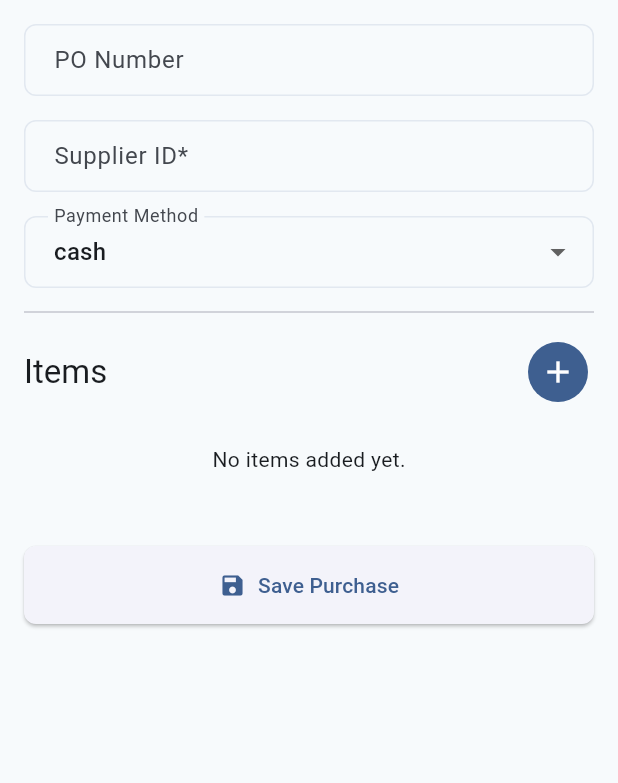
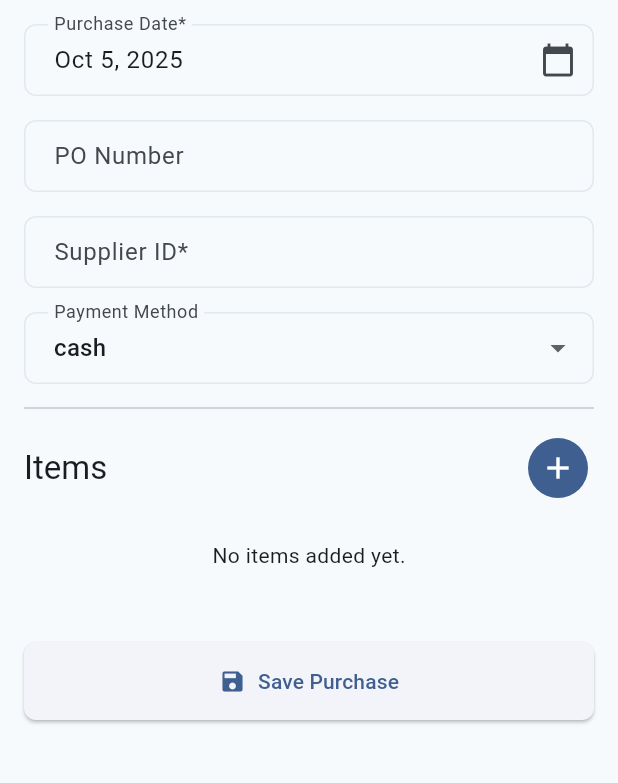
Before and after one commit to dhannie-k/fl_hb_pos, a Flutter app: the AddPurchasePage screen opened by its route, on a phone screen of 412 x 824 dp, the part 84-867 px from its top. Run offline on Flutter 3.47's test engine with Material 3 defaults, Android fonts, the light colour scheme and no system bars; our stand-ins replace equatable, flutter_bloc, go_router, google_sign_in, supabase_flutter; accounts and stored records are empty; network calls fail.

Commit message:
feature: purhcase page, add purchase page
add purhcase, display purchases, show purhcase item details
and cancel purchase feature.

```diff
--- a/lib/domain/entities/purchase.dart
+++ b/lib/domain/entities/purchase.dart
@@ -15,6 +15,7 @@ class Purchase {
   final int? transactionId;
   final String? poNumber;
   final int? supplierId;
+  final String? supplierName;
   final DateTime purchaseDate;
   final double totalAmount;
   final PaymentMethod paymentMethod;
@@ -25,6 +26,7 @@ class Purchase {
     this.transactionId,
     this.poNumber,
     this.supplierId,
+    this.supplierName,
     required this.purchaseDate,
     required this.totalAmount,
     required this.paymentMethod,
@@ -36,6 +38,7 @@ class Purchase {
     int? transactionId,
     String? poNumber,
     int? supplierId,
+    String? supplierName,
     DateTime? purchaseDate,
     double? totalAmount,
     PaymentMethod? paymentMethod,
@@ -46,6 +49,7 @@ class Purchase {
       transactionId: transactionId ?? this.transactionId,
       poNumber: poNumber ?? this.poNumber,
       supplierId: supplierId ?? this.supplierId,
+      supplierName: supplierName ?? this.supplierName,
       purchaseDate: purchaseDate ?? this.purchaseDate,
       totalAmount: totalAmount ?? this.totalAmount,
       paymentMethod: paymentMethod ?? this.paymentMethod,
@@ -69,12 +73,13 @@ class Purchase {
       transactionId: map['transaction_id'],
       poNumber: map['po_number'],
       supplierId: map['supplier_id'],
+      supplierName: map['supplier_name'],
       purchaseDate: DateTime.parse(map['purchase_date']),
       totalAmount: (map['total_amount'] as num).toDouble(),
       paymentMethod: PaymentMethod.fromJson(map['payment_method']),
-      items: map['purchase_items'] != null
+      items: map['items'] != null
           ? List<PurchaseItem>.from(
-              map['purchase_items']?.map((x) => PurchaseItem.fromMap(x)))
+              map['items']?.map((x) => PurchaseItem.fromMap(x)))
           : [],
     );
   }
@@ -84,10 +89,14 @@ class PurchaseItem {
   final int? id;
   final int? purchaseId;
   final int productItemId;
+  final String product;
+  final String? brand;
+  final String specification;
+  final String? itemColor;
   final double quantityOrdered;
   final double unitCost;
   // This can be populated from a join for display purposes
-  final String? productName;
+  //final String? productName;
 
   PurchaseItem({
     this.id,
@@ -95,7 +104,10 @@ class PurchaseItem {
     required this.productItemId,
     required this.quantityOrdered,
     required this.unitCost,
-    this.productName,
+    required this.product,
+    this.brand,
+    required this.specification,
+    this.itemColor,
   });
 
   Map<String, dynamic> toMap() {
@@ -114,8 +126,12 @@ class PurchaseItem {
       productItemId: map['product_item_id'],
       quantityOrdered: (map['quantity_ordered'] as num).toDouble(),
       unitCost: (map['unit_cost'] as num).toDouble(),
+      product: map['product_name'],
+      brand: map['brand'] ?? '',
+      specification: map['product_specification'],
+      itemColor: map['item_color'] ?? '',
       // Assuming a potential join to get product name
-      productName: map['product_items']?['products']?['name'],
+      //productName: map['product_items']?['products']?['name'],
     );
   }
 }
--- a/lib/domain/repositories/purchase_repository.dart
+++ b/lib/domain/repositories/purchase_repository.dart
@@ -3,7 +3,7 @@ import '../entities/purchase.dart';
 abstract class PurchaseRepository {
   Future<Purchase> createPurchase(Purchase purchase);
   Future<Purchase?> getPurchaseById(int id);
-  Future<List<Purchase>> getAllPurchases();
+  Future<List<Purchase>> getPurchases();
   Future<Purchase> updatePurchase(Purchase purchase);
   Future<void> cancelPurchase(int id);
 }
--- a/lib/presentation/bloc/purchase/purchase_event.dart
+++ b/lib/presentation/bloc/purchase/purchase_event.dart
@@ -26,3 +26,8 @@ class LoadPurchaseDetails extends PurchaseEvent {
     @override
   List<Object> get props => [purchaseId];
 }
+
+class CancelPurchase extends PurchaseEvent {
+  final int purchaseId;
+  const CancelPurchase(this.purchaseId);
+}
--- a/lib/presentation/bloc/purchase/purchase_state.dart
+++ b/lib/presentation/bloc/purchase/purchase_state.dart
@@ -44,3 +44,5 @@ class PurchaseError extends PurchaseState {
   @override
   List<Object> get props => [message];
 }
+
+class PurchaseCancelled extends PurchaseState {}
--- a/lib/presentation/pages/add_purchase_page.dart
+++ b/lib/presentation/pages/add_purchase_page.dart
@@ -1,6 +1,8 @@
+import 'dart:async';
 import 'package:flutter/material.dart';
 import 'package:flutter_bloc/flutter_bloc.dart';
 import 'package:go_router/go_router.dart';
+import 'package:intl/intl.dart'; // Import for date formatting
 import 'package:hb_pos_inv/domain/entities/inventory.dart';
 import 'package:hb_pos_inv/presentation/bloc/inventory/inventory_bloc.dart';
 import 'package:hb_pos_inv/presentation/bloc/inventory/inventory_event.dart';
@@ -9,8 +11,6 @@ import '../../domain/entities/purchase.dart';
 import '../bloc/purchase/purchase_bloc.dart';
 import '../bloc/purchase/purchase_event.dart';
 import '../bloc/purchase/purchase_state.dart';
-import 'dart:async';
-
 
 // Helper class to delay search requests while user is typing
 class _Debouncer {
@@ -29,7 +29,6 @@ class _Debouncer {
   }
 }
 
-
 class AddPurchasePage extends StatefulWidget {
   const AddPurchasePage({super.key});
 
@@ -41,7 +40,7 @@ class _AddPurchasePageState extends State<AddPurchasePage> {
   final _formKey = GlobalKey<FormState>();
   final _poNumberController = TextEditingController();
   final _supplierIdController = TextEditingController();
-  DateTime _purchaseDate = DateTime.now();
+  DateTime _purchaseDate = DateTime.now(); // State for the selected date
   PaymentMethod _paymentMethod = PaymentMethod.cash;
   final List<PurchaseItem> _items = [];
   bool _isLoading = false;
@@ -53,11 +52,26 @@ class _AddPurchasePageState extends State<AddPurchasePage> {
     super.dispose();
   }
 
+  // Function to show the date picker dialog
+  Future<void> _selectDate(BuildContext context) async {
+    final DateTime? picked = await showDatePicker(
+      context: context,
+      initialDate: _purchaseDate,
+      firstDate: DateTime(2020), // Set a reasonable earliest date
+      lastDate: DateTime.now(),   // Prevent selecting future dates
+    );
+    if (picked != null && picked != _purchaseDate) {
+      setState(() {
+        _purchaseDate = picked;
+      });
+    }
+  }
+
   void _submitPurchase() {
     if (!_formKey.currentState!.validate()) return;
 
     if (_items.isEmpty) {
-       ScaffoldMessenger.of(context).showSnackBar(
+      ScaffoldMessenger.of(context).showSnackBar(
         const SnackBar(
           content: Text('Please add at least one item to the purchase.'),
           backgroundColor: Colors.orange,
@@ -74,7 +88,7 @@ class _AddPurchasePageState extends State<AddPurchasePage> {
           ? null
           : _poNumberController.text.trim(),
       supplierId: int.tryParse(_supplierIdController.text.trim()),
-      purchaseDate: _purchaseDate,
+      purchaseDate: _purchaseDate, // Use the selected date
       totalAmount: totalAmount,
       paymentMethod: _paymentMethod,
       items: _items,
@@ -86,7 +100,6 @@ class _AddPurchasePageState extends State<AddPurchasePage> {
   void _showAddItemDialog() async {
     final selectedItem = await showDialog<InventoryItem>(
       context: context,
-      // Use the existing InventoryBloc instance
       builder: (_) => BlocProvider.value(
         value: context.read<InventoryBloc>(),
         child: const _ProductSearchDialog(),
@@ -148,7 +161,10 @@ class _AddPurchasePageState extends State<AddPurchasePage> {
               if (formKey.currentState!.validate()) {
                 final newItem = PurchaseItem(
                   productItemId: item.itemId,
-                  productName: '${item.productName} (${item.specification})',
+                  product: item.productName,
+                  //brand: item.brand,
+                  specification: item.specification,
+                  //productName: '${item.productName} (${item.specification})',
                   quantityOrdered: double.parse(quantityController.text),
                   unitCost: double.parse(unitCostController.text),
                 );
@@ -172,13 +188,17 @@ class _AddPurchasePageState extends State<AddPurchasePage> {
           setState(() => _isLoading = state is PurchaseLoading);
 
           if (state is PurchaseOperationSuccess) {
+            // Show success message
             ScaffoldMessenger.of(context).showSnackBar(
               SnackBar(
                 content: Text(state.message),
                 backgroundColor: Colors.green,
               ),
             );
-            context.pop();
+            // Navigate back to the previous page
+            if (context.mounted) {
+              context.pop();
+            }
           } else if (state is PurchaseError) {
             ScaffoldMessenger.of(context).showSnackBar(
               SnackBar(
@@ -195,6 +215,20 @@ class _AddPurchasePageState extends State<AddPurchasePage> {
             child: Column(
               crossAxisAlignment: CrossAxisAlignment.start,
               children: [
+                // === DATE PICKER WIDGET ===
+                TextFormField(
+                  readOnly: true,
+                  controller: TextEditingController(
+                    text: DateFormat.yMMMd().format(_purchaseDate),
+                  ),
+                  decoration: const InputDecoration(
+                    labelText: 'Purchase Date*',
+                    suffixIcon: Icon(Icons.calendar_today),
+                     border: OutlineInputBorder(),
+                  ),
+                  onTap: () => _selectDate(context),
+                ),
+                const SizedBox(height: 16),
                 TextFormField(
                   controller: _poNumberController,
                   decoration: const InputDecoration(
@@ -259,7 +293,7 @@ class _AddPurchasePageState extends State<AddPurchasePage> {
                           return Card(
                             margin: const EdgeInsets.symmetric(vertical: 4),
                             child: ListTile(
-                              title: Text(item.productName ?? 'Item ID: ${item.productItemId}'),
+                              title: Text(item.product),
                               subtitle: Text(
                                   '${item.quantityOrdered} x @ ${item.unitCost.toStringAsFixed(2)} = ${(item.quantityOrdered * item.unitCost).toStringAsFixed(2)}'),
                               trailing: IconButton(
@@ -302,7 +336,6 @@ class _ProductSearchDialog extends StatefulWidget {
 }
 
 class __ProductSearchDialogState extends State<_ProductSearchDialog> {
-  // Delays the search API call until the user stops typing
   final _debouncer = _Debouncer(milliseconds: 500);
   String _currentQuery = '';
 
@@ -328,10 +361,8 @@ class __ProductSearchDialogState extends State<_ProductSearchDialog> {
                 prefixIcon: Icon(Icons.search),
               ),
               onChanged: (query) {
-                // Only trigger search if the query text has actually changed
                 if(query.trim() != _currentQuery) {
                    _currentQuery = query.trim();
-                   // Use the debouncer to avoid sending too many requests
                    _debouncer.run(() {
                     if (_currentQuery.isNotEmpty) {
                       context.read<InventoryBloc>().add(SearchProductItems(_currentQuery));
@@ -349,7 +380,6 @@ class __ProductSearchDialogState extends State<_ProductSearchDialog> {
                     if (_currentQuery.isEmpty) {
                       return const Center(child: Text('Please enter a search term.'));
                     }
-                    // When searchResults is null, it means a search is in progress
                     if (searchResults == null) {
                       return const Center(child: CircularProgressIndicator());
                     }
@@ -364,13 +394,11 @@ class __ProductSearchDialogState extends State<_ProductSearchDialog> {
                         return ListTile(
                           title: Text(item.productName),
                           subtitle: Text(item.specification),
-                          // Return the selected item when tapped
                           onTap: () => Navigator.of(context).pop(item),
                         );
                       },
                     );
                   }
-                  // Initial state before any search
                   return const Center(child: Text('Start typing to search for items.'));
                 },
               ),
@@ -379,7 +407,6 @@ class __ProductSearchDialogState extends State<_ProductSearchDialog> {
         ),
       ),
       actions: [
-        // This button now correctly uses the Navigator to pop the dialog
         TextButton(onPressed: () => Navigator.of(context).pop(), child: const Text('Close'))
       ],
     );
--- a/lib/presentation/router/app_router.dart
+++ b/lib/presentation/router/app_router.dart
@@ -2,10 +2,13 @@ import 'package:flutter/material.dart';
 import 'package:go_router/go_router.dart';
 import 'package:hb_pos_inv/domain/entities/inventory.dart';
 import 'package:hb_pos_inv/domain/entities/product.dart';
+import 'package:hb_pos_inv/domain/entities/purchase.dart';
 import 'package:hb_pos_inv/domain/repositories/product_service.dart';
 import 'package:hb_pos_inv/presentation/pages/add_purchase_page.dart';
 import 'package:hb_pos_inv/presentation/pages/edit_product_item_page.dart';
 import 'package:hb_pos_inv/presentation/pages/product_detail_page.dart';
+import 'package:hb_pos_inv/presentation/pages/purchase_item_details_page.dart';
+import 'package:hb_pos_inv/presentation/pages/purchases_page.dart';
 import '../pages/main_layout.dart';
 import '../pages/dashboard_page.dart';
 import '../pages/inventory_page.dart';
@@ -113,6 +116,22 @@ class AppRouter {
             },
           ),
           GoRoute(
+            path: RoutePaths.purchases,
+            name: RouteNames.purchases,
+            pageBuilder: (context, state) => NoTransitionPage(
+              key: state.pageKey,
+              child: const PurchasesPage(),
+            ),
+          ),
+          GoRoute(
+            path: RoutePaths.purchaseItemDetails,
+            name: RouteNames.purchaseItemDetails, // Optional: Give it a name
+            builder: (context, state) {
+            final purchase = state.extra as Purchase;
+            return PurchaseItemDetailsPage(purchase: purchase,);
+            }
+          ),
+          GoRoute(
             path: RoutePaths.purchaseAdd,
             name: RouteNames.addPurchase, // Optional: Give it a name
             builder: (context, state) => const AddPurchasePage(),
--- a/lib/presentation/router/route_names.dart
+++ b/lib/presentation/router/route_names.dart
@@ -11,6 +11,8 @@ class RouteNames {
   // Sub-routes
   static const String addProduct = 'addProduct';
   static const String addPurchase= 'addPurchase';
+  static const String purchases= 'purchases';
+  static const String purchaseItemDetails= 'purchase-item-details';
   static const String inventoryAdd = 'inventory-add';
   static const String inventoryEdit = 'inventory-edit';
   static const String stockMovements = 'stockMovements';
--- a/lib/presentation/router/route_paths.dart
+++ b/lib/presentation/router/route_paths.dart
@@ -18,6 +18,7 @@ class RoutePaths {
 
   // purchase
   static const String purchases = '/purchases';
+  static const String purchaseItemDetails = '/purchases/purchase-item-details';
   static const String purchaseAdd = '/purchases/add';
 
   // Other modules
--- a/lib/presentation/widgets/responisve/bottom_navigation_bar.dart
+++ b/lib/presentation/widgets/responisve/bottom_navigation_bar.dart
@@ -53,7 +53,7 @@ class MobileBottomNavBar extends StatelessWidget {
         context.go(RoutePaths.sales);
         break;
       case 3:
-        context.go(RoutePaths.purchaseAdd);
+        context.go(RoutePaths.purchases);
         break;
     }
   }
--- a/lib/presentation/widgets/sidebar.dart
+++ b/lib/presentation/widgets/sidebar.dart
@@ -119,8 +119,8 @@ class Sidebar extends StatelessWidget {
                   context,
                   icon: Icons.shopping_bag,
                   title: 'Purchase',
-                  path: RoutePaths.purchaseAdd,
-                  isActive: currentLocation.startsWith('/Purchase'),
+                  path: RoutePaths.purchases,
+                  isActive: currentLocation.startsWith('/purchases'),
                   isMobile: isMobile,
                 ),
                 const Divider(color: Colors.white24, height: 32),
```
Also changed, not shown: lib/data/repositories/purchase_repository_impl.dart (+9 -7 lines), lib/presentation/bloc/purchase/purchase_bloc.dart (+17 -2 lines), lib/presentation/pages/purchase_item_details_page.dart (added, +36 -0 lines), lib/presentation/pages/purchases_page.dart (added, +249 -0 lines).
